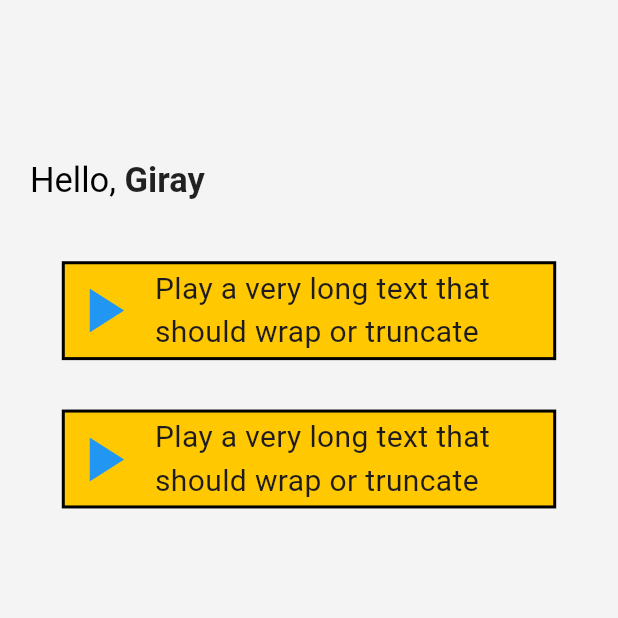
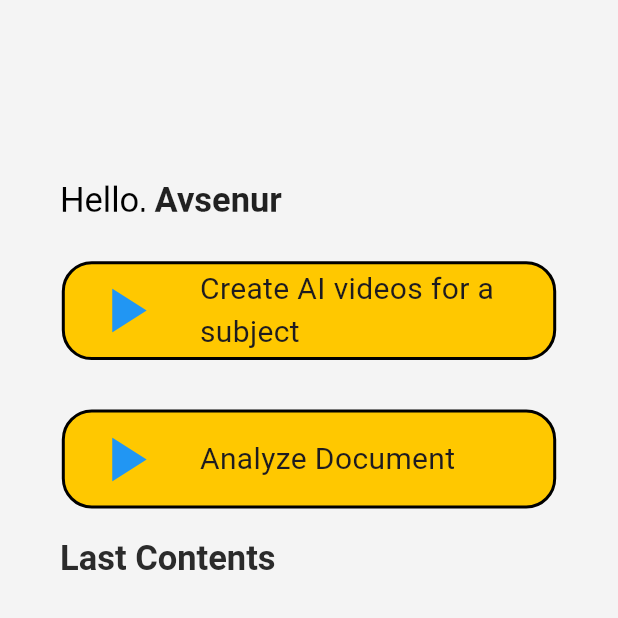
Before and after one commit to GirayKaradeniz/WASP, a Flutter app: the screen it shows after launch, on a phone screen of 412 x 824 dp, the top half of it. Run offline on Flutter 3.47's test engine with Material 3 defaults, Android fonts, the light colour scheme and no system bars.

Commit message:
BorderAdded

```diff
--- a/wasp_frontend/lib/config/app_config.dart
+++ b/wasp_frontend/lib/config/app_config.dart
@@ -3,5 +3,5 @@ import 'package:flutter/material.dart';
 class AppConfig {
   static const String apiUrl = "https://";
   static const String apiKey = "";
-  static const String userName = "Giray";
+  static const String userName = "Ayşenur";
 }
--- a/wasp_frontend/lib/pages/homePage.dart
+++ b/wasp_frontend/lib/pages/homePage.dart
@@ -25,6 +25,7 @@ class MyHomePageState extends State<Homepage> {
             Container(
               width: screenSize.width,
               height: screenSize.height * 0.05,
+              padding: const EdgeInsets.fromLTRB(20, 20, 20, 0),
               child: Row(
                 children: [
                   RichText(
@@ -59,20 +60,23 @@ class MyHomePageState extends State<Homepage> {
                 width: screenSize.width * 0.8,
                 height: screenSize.height * 0.08,
                 decoration: BoxDecoration(
-                  border: Border.all(width: 2),
-                  color: AppColors.primary,
-                ),
+                    border: Border.all(width: 2),
+                    color: AppColors.primary,
+                    borderRadius: BorderRadius.all(Radius.circular(20))),
                 child: Row(
                   children: [
+                    SizedBox(
+                      width: 15,
+                    ),
                     Icon(
                       Icons.play_arrow,
                       size: 50.0,
                       color: Colors.blue,
                     ),
-                    SizedBox(width: 10), // Add some spacing
+                    SizedBox(width: 25), // Add some spacing
                     Flexible(
                       child: Text(
-                        'Play a very long text that should wrap or truncate',
+                        'Create AI videos for a subject',
                         style: TextStyle(fontSize: 20),
                         maxLines:
                             2, // Set this to 2 or more if you want the text to wrap
@@ -91,20 +95,23 @@ class MyHomePageState extends State<Homepage> {
                 width: screenSize.width * 0.8,
                 height: screenSize.height * 0.08,
                 decoration: BoxDecoration(
-                  border: Border.all(width: 2),
-                  color: AppColors.primary,
-                ),
+                    border: Border.all(width: 2),
+                    color: AppColors.primary,
+                    borderRadius: BorderRadius.all(Radius.circular(20))),
                 child: Row(
                   children: [
+                    SizedBox(
+                      width: 15,
+                    ),
                     Icon(
                       Icons.play_arrow,
                       size: 50.0,
                       color: Colors.blue,
                     ),
-                    SizedBox(width: 10), // Add some spacing
+                    SizedBox(width: 25), // Add some spacing
                     Flexible(
                       child: Text(
-                        'Play a very long text that should wrap or truncate',
+                        'Analyze Document',
                         style: TextStyle(fontSize: 20),
                         maxLines:
                             2, // Set this to 2 or more if you want the text to wrap
@@ -118,7 +125,22 @@ class MyHomePageState extends State<Homepage> {
                 )),
 
             // Last Contents
-            Container()
+            Container(
+              padding: const EdgeInsets.fromLTRB(20, 20, 20, 0),
+              child: Row(
+                children: [
+                  RichText(
+                    text: TextSpan(style: TextStyle(fontSize: 23), children: [
+                      TextSpan(
+                          text: "Last Contents",
+                          style: TextStyle(
+                              color: AppColors.primaryTextColor,
+                              fontWeight: FontWeight.w700))
+                    ]),
+                  )
+                ],
+              ),
+            )
           ],
         ),
       ),
```
